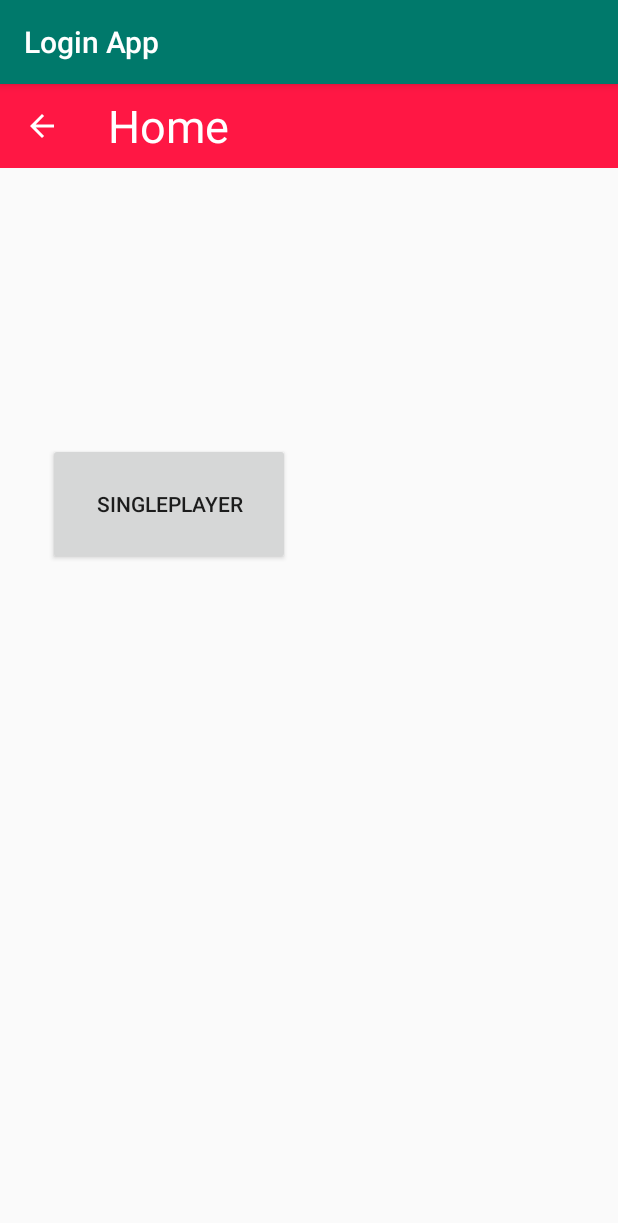
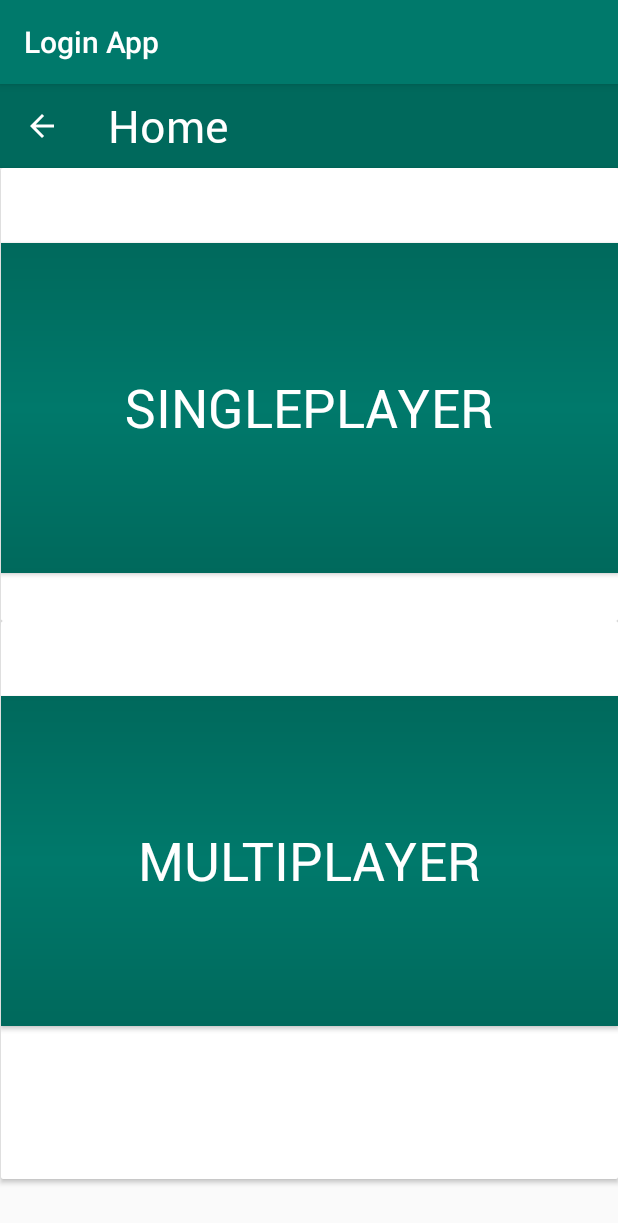
Before and after one commit to AIR-FOI-HR/AIR2002, an Android app: the MainMenu screen opened directly, with no data from a screen before it, on a phone screen of 412 x 824 dp. Shown: the top 1223 px of the screen. Run offline under Robolectric (Android 15) with nearby library versions, the light colour scheme and no system bars.

Commit message:
Added Simple style to Main Menu, needs to be worked on. Created CardViews on main_menu.xml to simplfy future changes.

```diff
--- a/app/src/main/res/drawable/bg_main_menu_1.xml
+++ b/app/src/main/res/drawable/bg_main_menu_1.xml
@@ -3,26 +3,16 @@
     xmlns:android="http://schemas.android.com/apk/res/android"
     android:shape="rectangle">
 
-    <solid android:color="@color/colorPrimary" />
-
-    <corners
-        android:bottomLeftRadius="30dp"
-        android:bottomRightRadius="30dp"
-        android:topLeftRadius="30dp"
-        android:topRightRadius="30dp" />
     <gradient
         android:centerColor="@color/colorPrimary"
         android:angle="90"
-        android:endColor="@color/foreground"
-        android:type="linear"/>
+        android:type="linear"
+        android:startColor="@color/colorPrimaryDark"
+        android:endColor="@color/colorPrimaryDark"/>
     <padding
         android:left="5dp"
         android:bottom="5dp"
         android:right="5dp"
         android:top="5dp"
         />
-
-    <size
-        android:height="300dp"
-        />
 </shape>
--- a/app/src/main/res/layout/main_menu.xml
+++ b/app/src/main/res/layout/main_menu.xml
@@ -5,13 +5,14 @@
     xmlns:tools2="http://schemas.android.com/apk/tools"
     android:layout_width="match_parent"
     android:layout_height="match_parent"
+    android:theme="@style/MainMenuTheme"
     tools:context=".MainActivity">
 
     <androidx.appcompat.widget.Toolbar
         android:id="@+id/topToolbar"
         android:layout_width="match_parent"
         android:layout_height="?attr/actionBarSize"
-        android:background="@color/foreground"
+        android:background="@color/colorPrimaryDark"
         android:theme="@style/ThemeOverlay.AppCompat.ActionBar"
         app:layout_constraintEnd_toEndOf="parent"
         app:layout_constraintTop_toTopOf="parent"
@@ -33,18 +34,64 @@
     </androidx.appcompat.widget.Toolbar>
 
 
-    <Button
-        android:id="@+id/goToSingleplayerButton"
-        android:layout_width="161dp"
-        android:layout_height="81dp"
-        android:layout_marginStart="32dp"
-        android:layout_marginLeft="32dp"
-        android:text="@string/singleplayer"
-        app:layout_constraintBottom_toBottomOf="parent"
+    <androidx.cardview.widget.CardView
+        android:id="@+id/cardView"
+        android:layout_width="411dp"
+        android:layout_height="302dp"
         app:layout_constraintEnd_toEndOf="parent"
-        app:layout_constraintHorizontal_bias="0.0"
         app:layout_constraintStart_toStartOf="parent"
-        app:layout_constraintTop_toTopOf="parent"
-        app:layout_constraintVertical_bias="0.349" />
+        app:layout_constraintTop_toBottomOf="@+id/topToolbar">
+
+        <RelativeLayout
+            android:layout_width="match_parent"
+            android:layout_height="match_parent"
+            android:background="@color/foregroundText"></RelativeLayout>
+
+        <Button
+            android:id="@+id/goToSingleplayerButton"
+            style="@style/MainMenuTheme.Button"
+            android:layout_width="match_parent"
+            android:layout_height="220dp"
+            android:layout_alignParentTop="true"
+            android:layout_marginStart="0dp"
+            android:layout_marginLeft="0dp"
+            android:layout_marginTop="50dp"
+            android:layout_marginEnd="0dp"
+            android:layout_marginRight="0dp"
+            android:layout_maringLeft="8dp"
+            android:background="@drawable/bg_main_menu_1"
+            android:text="@string/singleplayer"
+            android:textColor="@color/buttonTextColor"
+            app:layout_constraintEnd_toEndOf="parent"
+            app:layout_constraintHorizontal_bias="0.52" />
+    </androidx.cardview.widget.CardView>
+
+    <androidx.cardview.widget.CardView
+        android:layout_width="411dp"
+        android:layout_height="372dp"
+        app:layout_constraintEnd_toEndOf="parent"
+        app:layout_constraintStart_toStartOf="parent"
+        app:layout_constraintTop_toBottomOf="@+id/cardView" >
+        <RelativeLayout
+            android:layout_width="match_parent"
+            android:layout_height="match_parent"
+            android:background="@color/foregroundText"></RelativeLayout>
+
+        <Button
+            android:id="@+id/goToMultiplayerButton"
+            style="@style/MainMenuTheme.Button"
+            android:layout_width="match_parent"
+            android:layout_height="220dp"
+            android:layout_marginStart="0dp"
+            android:layout_marginLeft="0dp"
+            android:layout_marginTop="50dp"
+            android:layout_marginEnd="0dp"
+            android:layout_marginRight="0dp"
+            android:background="@drawable/bg_main_menu_1"
+            android:text="@string/multiplayer"
+            android:textColor="@color/buttonTextColor"
+            tools:layout_editor_absoluteX="10dp"
+            tools:layout_editor_absoluteY="10dp" />
+    </androidx.cardview.widget.CardView>
 
 </androidx.constraintlayout.widget.ConstraintLayout>
--- a/app/src/main/res/values/dimens.xml
+++ b/app/src/main/res/values/dimens.xml
@@ -3,4 +3,5 @@
     <dimen name="heading_fontSize">50sp</dimen>
     <dimen name="subtitle_fontSize">17sp</dimen>
     <dimen name="editText_fontSize">15sp</dimen>
+    <dimen name="mainMenuButton_fontSize">35sp</dimen>
 </resources>
--- a/app/src/main/res/values/strings.xml
+++ b/app/src/main/res/values/strings.xml
@@ -20,9 +20,11 @@
     <string name="last_name">Last name</string>
     <string name="regUsername">Username</string>
     <string name="singleplayer">Singleplayer</string>
+    <string name="multiplayer">Multiplayer</string>
     <string name="livesDesc">Lives description</string>
     <string name="home">Home</string>
     <string name="placeholderanswer">PlaceholderAnswer</string>
     <string name="PlaceholderScore">0</string>
     <string name="this_is_a_placeholder_question">This is a placeholder question!</string>
+    <string name="singleplayer_text">Choose from multiple </string>
 </resources>
--- a/app/src/main/res/values/styles.xml
+++ b/app/src/main/res/values/styles.xml
@@ -35,4 +35,12 @@
     <style name="LoginIRegistracijaTheme.button">
         <item name="android:textColor">@color/buttonTextColor</item>
     </style>
+
+    <!--MAIN MENU TEMA -->
+    <style name="MainMenuTheme">
+        <item name="android:fontFamily">@font/roboto_regular</item>
+    </style>
+    <style name="MainMenuTheme.Button">
+        <item name="android:textSize">@dimen/mainMenuButton_fontSize</item>
+    </style>
 </resources>
```
